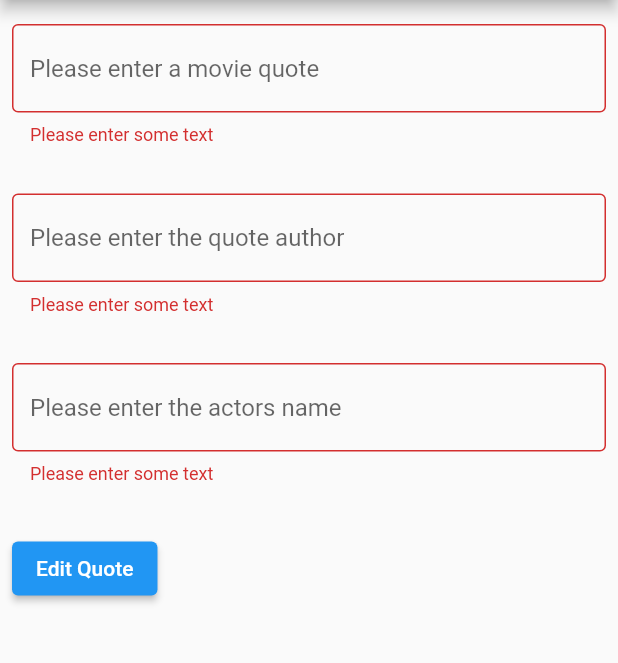
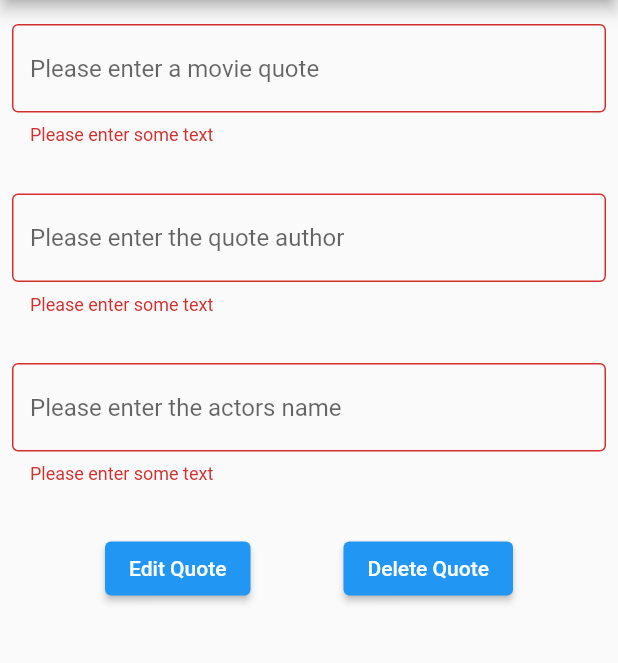
Before and after one commit to mgarnick1/flutter-movie-quotes, a Flutter app: the EditQuote screen opened directly with empty values, after a tap on "Edit Quote", on a phone screen of 412 x 824 dp, the part 84-747 px from its top. Run offline on Flutter 3.47's test engine with Material 2 defaults, Android fonts, the phone set to English and light mode, and no system bars; network calls fail.

Commit message:
added the edit and delete functionality

```diff
--- a/lib/edit-quote.dart
+++ b/lib/edit-quote.dart
@@ -6,12 +6,26 @@ import 'quote.dart';
 
 Future<Map<String, dynamic>> editQuote(Quote? body) async {
   return await http
-      .post(Uri.parse('http://localhost:3001/quotes/${body?.id}'),
+      .put(Uri.parse('http://localhost:3001/quotes/${body?.id}'),
           headers: {"Content-Type": "application/json"}, body: jsonEncode(body))
       .then((http.Response response) {
     final int statusCode = response.statusCode;
     if (statusCode < 200 || statusCode > 400) {
       throw Exception("Error Editing Quote");
+    }
+    Map<String, dynamic> newQuote = json.decode(response.body);
+    return newQuote;
+  });
+}
+
+Future<Map<String, dynamic>> deleteQuote(Quote? body) async {
+  return await http
+      .delete(Uri.parse('http://localhost:3001/quotes/${body?.id}'),
+          headers: {"Content-Type": "application/json"}, body: jsonEncode(body))
+      .then((http.Response response) {
+    final int statusCode = response.statusCode;
+    if (statusCode < 200 || statusCode > 400) {
+      throw Exception("Error deleting Quote");
     }
     Map<String, dynamic> newQuote = json.decode(response.body);
     return newQuote;
@@ -70,15 +84,20 @@ class _EditQuoteState extends State<EditQuote> {
               Padding(
                   padding:
                       const EdgeInsets.symmetric(vertical: 16.0, horizontal: 8),
-                child: ElevatedButton(
+                  child: Row(
+                    mainAxisAlignment: MainAxisAlignment.spaceEvenly,
+                    children: [
+                      ElevatedButton(
                         onPressed: () async {
                           if (_formKey.currentState!.validate()) {
                             ScaffoldMessenger.of(context).showSnackBar(
                                 const SnackBar(content: Text('Editing Quote')));
                             Quote newQuote = new Quote(
+                                id: widget.quote.id,
                                 quote: quoteController.text,
                                 author: authorController.text,
-                          actor: actorController.text);
+                                actor: actorController.text,
+                                movieId: widget.quote.movieId);
                             await editQuote(newQuote);
                             quoteController.clear();
                             authorController.clear();
@@ -88,7 +107,46 @@ class _EditQuoteState extends State<EditQuote> {
                         },
                         child: const Text('Edit Quote'),
                       ),
+                      ElevatedButton(
+                        onPressed: () => showDialog(
+                            context: context,
+                            builder: (BuildContext context) => AlertDialog(
+                                  title: const Text('Delete Quote'),
+                                  content: const Text(
+                                      'Are you sure you want to delete this quote?'),
+                                  actions: <Widget>[
+                                    TextButton(
+                                        onPressed: () async {
+                                          ScaffoldMessenger.of(context)
+                                              .showSnackBar(const SnackBar(
+                                                  content:
+                                                      Text('Deleted Quote')));
+                                          Quote removeQuote = new Quote(
+                                              id: widget.quote.id,
+                                              quote: quoteController.text,
+                                              author: authorController.text,
+                                              actor: actorController.text,
+                                              movieId: widget.quote.movieId);
+                                          await deleteQuote(removeQuote);
+                                          quoteController.clear();
+                                          authorController.clear();
+                                          actorController.clear();
+                                          Navigator.pushNamed(context, '/list');
+                                        },
+                                        child: const Text('Yes')),
+                                    TextButton(
+                                        onPressed: () =>
+                                            Navigator.pop(context, 'Cancel'),
+                                        child: const Text('No'))
+                                  ],
+                                ))
+
+                        // await editQuote(newQuote);
+                        ,
+                        child: const Text('Delete Quote'),
                       )
+                    ],
+                  ))
             ],
           ),
         ));
```
Lines whose indentation alone changed are shown as unchanged.
